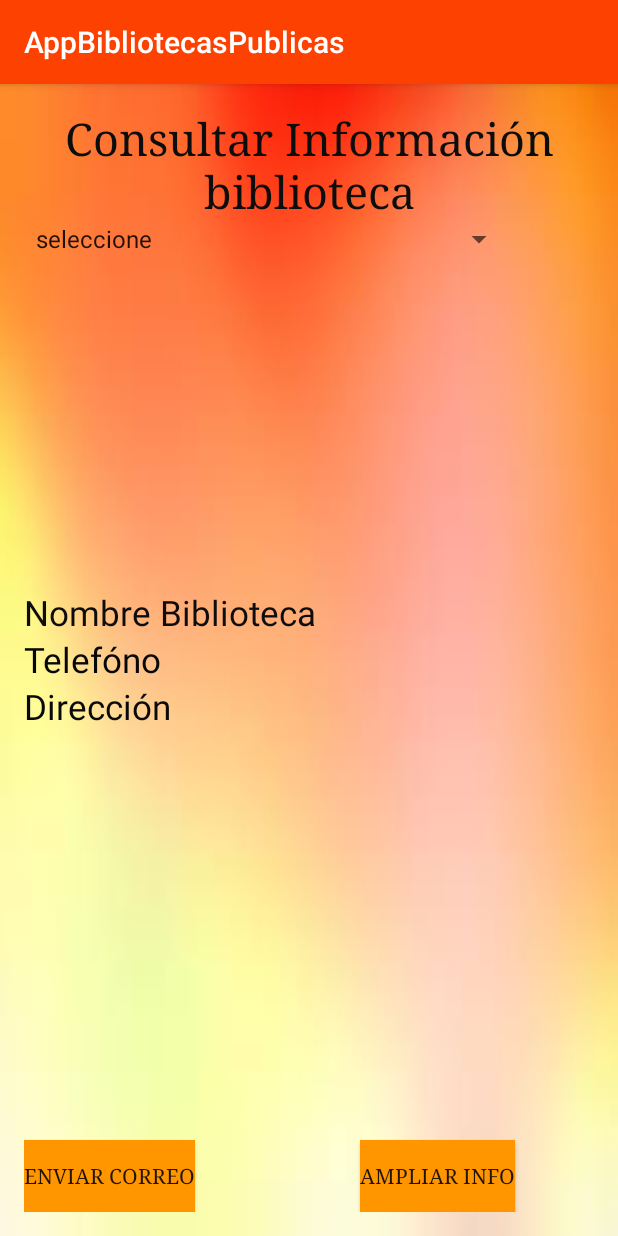
After one commit to isaZuluaga/AppBibliotecasPublicas, an Android app: the SeeLibraryInfo screen opened directly, with no data from a screen before it, on a phone screen of 412 x 824 dp. The commit adds this screen. Run offline under Robolectric (Android 15) with nearby library versions, the phone set to English and light mode, and no system bars; 1 statement that could not run was skipped.

Commit message:
this commit is the database and table creation also the addition of info and seelibrary spinner configuration

```diff
--- a/app/src/main/AndroidManifest.xml
+++ b/app/src/main/AndroidManifest.xml
@@ -41,7 +41,8 @@
 
         <activity
             android:name=".LibraryMapsActivity"
-            android:label="@string/title_activity_library_maps"></activity>
+            android:label="@string/title_activity_library_maps" />
+        <activity android:name=".SeeLibraryInfo"></activity>
     </application>
 
 </manifest>
--- /dev/null
+++ b/app/src/main/java/isabel/cl/appbibliotecaspublicas/SQliteConnectionHelper.java
@@ -0,0 +1,33 @@
+package isabel.cl.appbibliotecaspublicas;
+
+import android.content.Context;
+import android.database.sqlite.SQLiteDatabase;
+import android.database.sqlite.SQLiteOpenHelper;
+
+import isabel.cl.appbibliotecaspublicas.utilities.Utilities;
+
+/**
+ * Created by Isabel on 28/05/18.
+ */
+public class SQliteConnectionHelper extends SQLiteOpenHelper {
+
+
+
+    public SQliteConnectionHelper(Context context, String name, SQLiteDatabase.CursorFactory factory, int version) {
+        super(context, name, factory, version);
+    }
+
+    @Override
+    public void onCreate(SQLiteDatabase db) {
+        db.execSQL(Utilities.CREATE_LIBRARY_TABLE);
+
+    }
+
+    @Override
+    public void onUpgrade(SQLiteDatabase db, int oldVersion, int newVersion) {
+        db.execSQL("DROP TABLE IF EXISTS libraries");
+        onCreate(db);
+
+
+    }
+}
--- /dev/null
+++ b/app/src/main/java/isabel/cl/appbibliotecaspublicas/SeeLibraryInfo.java
@@ -0,0 +1,116 @@
+package isabel.cl.appbibliotecaspublicas;
+
+import android.database.Cursor;
+import android.database.sqlite.SQLiteDatabase;
+import android.support.v7.app.AppCompatActivity;
+import android.os.Bundle;
+import android.view.View;
+import android.widget.AdapterView;
+import android.widget.ArrayAdapter;
+import android.widget.EditText;
+import android.util.Log;
+import android.widget.Spinner;
+import android.widget.TextView;
+
+import java.util.ArrayList;
+
+import isabel.cl.appbibliotecaspublicas.entity.Library;
+import isabel.cl.appbibliotecaspublicas.utilities.Utilities;
+
+public class SeeLibraryInfo extends AppCompatActivity {
+
+    Spinner comboLibrary;
+    TextView libraryName,libraryTel,libraryDir;
+    ArrayList<String> listLibrary;
+    ArrayList<Library> libraryList;
+
+    SQliteConnectionHelper conn;
+
+    @Override
+    protected void onCreate(Bundle savedInstanceState) {
+        super.onCreate(savedInstanceState);
+        setContentView(R.layout.activity_see_library_info);
+
+        conn=new SQliteConnectionHelper(getApplicationContext(),"bd_libraries",null,1);
+
+        comboLibrary= (Spinner) findViewById(R.id.comboLibrary);
+
+        libraryName = (TextView) findViewById(R.id.libraryName);
+        libraryTel= (TextView) findViewById(R.id.libraryTel);
+        libraryDir= (TextView) findViewById(R.id.libraryDir);
+
+        consultLibrarylist();
+
+
+        ArrayAdapter<CharSequence> adaptador=new ArrayAdapter(this,android.R.layout.simple_spinner_item,listLibrary);
+
+        comboLibrary.setAdapter(adaptador);
+
+        comboLibrary.setOnItemClickListener(new AdapterView.OnItemSelectedListener(){
+
+
+            @Override
+            public void onItemSelected(AdapterView<?> parent, View view, int position, long id) {
+                if (position!=0){
+                    libraryName.setText(libraryList.get(position-1).getId().toString());
+                    libraryTel.setText(libraryList.get(position-1).getNombre());
+                    libraryDir.setText(libraryList.get(position-1).getTelefono());
+                }else{
+                    libraryName.setText("");
+                    libraryTel.setText("");
+                    libraryDir.setText("");
+                }
+            }
+
+            @Override
+            public void onNothingSelected(AdapterView<?> parent) {
+
+            }
+        });
+
+    }
+
+    private void consultLibrarylist() {
+
+        SQLiteDatabase db=conn.getReadableDatabase();
+
+        Library library = null;
+        //crea instancia a la lista librarylist
+        libraryList=new ArrayList<Library>();
+
+        //select * from libraries
+        Cursor cursor=db.rawQuery("SELECT * FROM "+Utilities.LIBRARY_TABLE,null);
+
+        while (cursor.moveToNext()){
+            library=new Library();
+            library.setId(cursor.getInt(0));
+            library.setNombre(cursor.getString(1));
+            library.setTelefono(cursor.getString(2));
+            library.setDireccion(cursor.getString(3));
+            library.setCorreo(cursor.getString(4));
+            library.setLink(cursor.getString(5));
+            library.setTipo(cursor.getString(6));
+            library.setHorario(cursor.getString(7));
+            library.setBarrio(cursor.getString(8));
+            library.setComuna(cursor.getString(9));
+
+            //Log.i("id",library.getId().toString());
+            //Log.i("Nombre",library.getNombre());
+            //Log.i("Telefono",library.getTelefono());
+
+            libraryList.add(library);
+        }
+
+        obtainList();
+
+    }
+
+    private void obtainList() {
+        listLibrary=new ArrayList<String>();
+        listLibrary.add("seleccione");
+
+        for (int i=0;i<libraryList.size();i++){
+            listLibrary.add(libraryList.get(i).getId()+" - "+libraryList.get(i).getNombre());
+        }
+    }
+}
--- /dev/null
+++ b/app/src/main/java/isabel/cl/appbibliotecaspublicas/entity/Library.java
@@ -0,0 +1,122 @@
+package isabel.cl.appbibliotecaspublicas.entity;
+
+import java.io.Serializable;
+
+/**
+ * Created by Isabel on 28/05/18.
+ */
+public class Library implements Serializable {
+
+    private int id;
+    private String nombre;
+    private String telefono;
+    private String direccion;
+    private String correo;
+    private String link;
+    private String tipo;
+    private String horario;
+    private String barrio;
+    private String comuna;
+
+    // Constructor
+
+
+    public Library() {
+        // este constructor es el que permite construir los objetos
+    }
+
+    public Library(int id, String nombre, String telefono, String direccion, String correo, String link, String tipo, String horario, String barrio, String comuna) {
+        this.id = id;
+        this.nombre = nombre;
+        this.telefono = telefono;
+        this.direccion = direccion;
+        this.correo = correo;
+        this.link = link;
+        this.tipo = tipo;
+        this.horario = horario;
+        this.barrio = barrio;
+        this.comuna = comuna;
+
+
+    }
+
+    public int getId() {
+        return id;
+    }
+
+    public void setId(int id) {
+        this.id = id;
+    }
+
+    public String getNombre() {
+        return nombre;
+    }
+
+    public void setNombre(String nombre) {
+        this.nombre = nombre;
+    }
+
+    public String getTelefono() {
+        return telefono;
+    }
+
+    public void setTelefono(String telefono) {
+        this.telefono = telefono;
+    }
+
+    public String getDireccion() {
+        return direccion;
+    }
+
+    public void setDireccion(String direccion) {
+        this.direccion = direccion;
+    }
+
+    public String getCorreo() {
+        return correo;
+    }
+
+    public void setCorreo(String correo) {
+        this.correo = correo;
+    }
+
+    public String getLink() {
+        return link;
+    }
+
+    public void setLink(String link) {
+        this.link = link;
+    }
+
+    public String getTipo() {
+        return tipo;
+    }
+
+    public void setTipo(String tipo) {
+        this.tipo = tipo;
+    }
+
+    public String getHorario() {
+        return horario;
+    }
+
+    public void setHorario(String horario) {
+        this.horario = horario;
+    }
+
+    public String getBarrio() {
+        return barrio;
+    }
+
+    public void setBarrio(String barrio) {
+        this.barrio = barrio;
+    }
+
+    public String getComuna() {
+        return comuna;
+    }
+
+    public void setComuna(String comuna) {
+        this.comuna = comuna;
+    }
+}
--- a/app/src/main/res/layout/activity_filter_by_commune_neighborhood.xml
+++ b/app/src/main/res/layout/activity_filter_by_commune_neighborhood.xml
@@ -27,8 +27,8 @@
         android:text="Consultar"
         android:background="#ff9600"
         android:id="@+id/btnConsultbycb"
+        android:textSize="18dp"
         android:layout_alignParentBottom="true"
         android:layout_centerHorizontal="true"
-        android:layout_marginBottom="48dp"
-        android:textSize="18dp" />
+        android:layout_marginBottom="44dp" />
 </RelativeLayout>
--- /dev/null
+++ b/app/src/main/res/layout/activity_see_library_info.xml
@@ -0,0 +1,88 @@
+<?xml version="1.0" encoding="utf-8"?>
+<RelativeLayout xmlns:android="http://schemas.android.com/apk/res/android"
+    xmlns:tools="http://schemas.android.com/tools"
+    android:layout_width="match_parent"
+    android:layout_height="match_parent"
+    android:paddingBottom="@dimen/activity_vertical_margin"
+    android:paddingLeft="@dimen/activity_horizontal_margin"
+    android:paddingRight="@dimen/activity_horizontal_margin"
+    android:paddingTop="@dimen/activity_vertical_margin"
+    android:background="@drawable/app_background"
+    tools:context="isabel.cl.appbibliotecaspublicas.SeeLibraryInfo">
+
+    <TextView
+        android:layout_width="wrap_content"
+        android:layout_height="wrap_content"
+        android:textAppearance="?android:attr/textAppearanceMedium"
+        android:text="Consultar Información biblioteca"
+        android:id="@+id/textView2"
+        android:layout_alignParentTop="true"
+        android:layout_centerHorizontal="true"
+        android:textAlignment="center"
+        android:textColor="#0d0d0d"
+        android:textSize="30dp"
+        android:typeface="serif" />
+
+    <Spinner
+        android:id="@+id/comboLibrary"
+        android:layout_width="wrap_content"
+        android:layout_height="wrap_content"
+        android:layout_below="@+id/textView2"
+        android:layout_alignParentStart="true"></Spinner>
+
+    <Button
+        android:layout_width="wrap_content"
+        android:layout_height="wrap_content"
+        android:text="Enviar Correo"
+        android:id="@+id/btGoSendMail"
+        android:background="#ff9600"
+        android:layout_alignParentBottom="true"
+        android:layout_alignParentStart="true"
+        android:onClick="goSendMail"
+        android:typeface="serif" />
+
+    <Button
+        android:layout_width="wrap_content"
+        android:layout_height="wrap_content"
+        android:text="Ampliar Info"
+        android:id="@+id/btGoMoreInfo"
+        android:background="#ff9600"
+        android:layout_alignParentBottom="true"
+        android:layout_alignEnd="@+id/comboLibrary"
+        android:onClick="goMoreInfo"
+        android:typeface="serif" />
+
+    <TextView
+        android:layout_width="wrap_content"
+        android:layout_height="wrap_content"
+        android:textAppearance="?android:attr/textAppearanceMedium"
+        android:text="Nombre Biblioteca"
+        android:id="@+id/libraryName"
+        android:textSize="23dp"
+        android:textColor="#0e0d0d"
+        android:layout_above="@+id/libraryTel"
+        android:layout_alignParentStart="true" />
+
+    <TextView
+        android:layout_width="wrap_content"
+        android:layout_height="wrap_content"
+        android:textAppearance="?android:attr/textAppearanceMedium"
+        android:text="Telefóno"
+        android:id="@+id/libraryTel"
+        android:layout_centerVertical="true"
+        android:layout_alignParentStart="true"
+        android:textColor="#080707"
+        android:textSize="23dp" />
+
+    <TextView
+        android:layout_width="wrap_content"
+        android:layout_height="wrap_content"
+        android:textAppearance="?android:attr/textAppearanceMedium"
+        android:text="Dirección "
+        android:id="@+id/libraryDir"
+        android:textColor="#0a0909"
+        android:textSize="23dp"
+        android:layout_below="@+id/libraryTel"
+        android:layout_alignParentStart="true" />
+
+</RelativeLayout>
```
Also changed, not shown: app/src/main/java/isabel/cl/appbibliotecaspublicas/OptionsInterface.java (+35 -0 lines), app/src/main/java/isabel/cl/appbibliotecaspublicas/utilities/Utilities.java (added, +22 -0 lines), app/src/main/res/layout/activity_filter_options_interface.xml (+7 -7 lines), app/src/main/res/layout/activity_options_interface.xml (+8 -7 lines).
